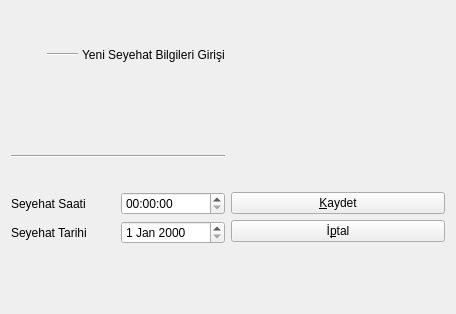
Above: Formlar/VeriFormlari/seyehatverigirisformu.ui from emirkyz/OtobusBilgiSistemi before the change. Below: the same form after it.
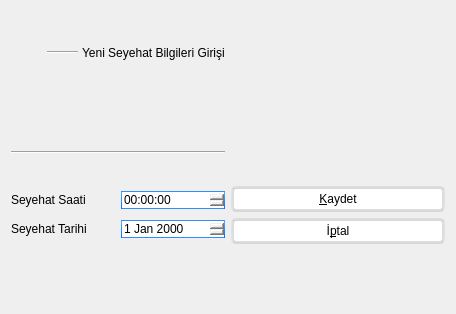
That is the form after the change. Icons and pictures are not drawn.

```diff
--- a/Formlar/VeriFormlari/seyehatverigirisformu.ui
+++ b/Formlar/VeriFormlari/seyehatverigirisformu.ui
@@ -49,7 +49,558 @@
 QPlainTextEdit {
 	font: 12pt &quot;Roboto&quot;;
 }
-</string>
+QMainWindow {
+	background-color:#ececec;
+}
+QTextEdit {
+	border-width: 1px;
+	border-style: solid;
+	border-color: qlineargradient(spread:pad, x1:0.5, y1:1, x2:0.5, y2:0, stop:0 rgba(0, 113, 255, 255), stop:1 rgba(91, 171, 252, 255));
+}
+QPlainTextEdit {
+	border-width: 1px;
+	border-style: solid;
+	border-color: qlineargradient(spread:pad, x1:0.5, y1:1, x2:0.5, y2:0, stop:0 rgba(0, 113, 255, 255), stop:1 rgba(91, 171, 252, 255));
+}
+QToolButton {
+	border-style: solid;
+	border-top-color: qlineargradient(spread:pad, x1:0.5, y1:1, x2:0.5, y2:0, stop:0 rgb(215, 215, 215), stop:1 rgb(222, 222, 222));
+	border-right-color: qlineargradient(spread:pad, x1:0, y1:0.5, x2:1, y2:0.5, stop:0 rgb(217, 217, 217), stop:1 rgb(227, 227, 227));
+	border-left-color: qlineargradient(spread:pad, x1:0, y1:0.5, x2:1, y2:0.5, stop:0 rgb(227, 227, 227), stop:1 rgb(217, 217, 217));
+	border-bottom-color: qlineargradient(spread:pad, x1:0.5, y1:1, x2:0.5, y2:0, stop:0 rgb(215, 215, 215), stop:1 rgb(222, 222, 222));
+	border-width: 1px;
+	border-radius: 5px;
+	color: rgb(0,0,0);
+	padding: 2px;
+	background-color: rgb(170,170,170);
+}
+QToolButton:hover{
+	border-style: solid;
+	border-top-color: qlineargradient(spread:pad, x1:0.5, y1:1, x2:0.5, y2:0, stop:0 rgb(195, 195, 195), stop:1 rgb(222, 222, 222));
+	border-right-color: qlineargradient(spread:pad, x1:0, y1:0.5, x2:1, y2:0.5, stop:0 rgb(197, 197, 197), stop:1 rgb(227, 227, 227));
+	border-left-color: qlineargradient(spread:pad, x1:0, y1:0.5, x2:1, y2:0.5, stop:0 rgb(227, 227, 227), stop:1 rgb(197, 197, 197));
+	border-bottom-color: qlineargradient(spread:pad, x1:0.5, y1:1, x2:0.5, y2:0, stop:0 rgb(195, 195, 195), stop:1 rgb(222, 222, 222));
+	border-width: 1px;
+	border-radius: 5px;
+	color: rgb(0,0,0);
+	padding: 2px;
+	background-color: rgb(255,255,255);
+}
+QToolButton:pressed{
+	border-style: solid;
+	border-top-color: qlineargradient(spread:pad, x1:0.5, y1:1, x2:0.5, y2:0, stop:0 rgb(215, 215, 215), stop:1 rgb(222, 222, 222));
+	border-right-color: qlineargradient(spread:pad, x1:0, y1:0.5, x2:1, y2:0.5, stop:0 rgb(217, 217, 217), stop:1 rgb(227, 227, 227));
+	border-left-color: qlineargradient(spread:pad, x1:0, y1:0.5, x2:1, y2:0.5, stop:0 rgb(227, 227, 227), stop:1 rgb(217, 217, 217));
+	border-bottom-color: qlineargradient(spread:pad, x1:0.5, y1:1, x2:0.5, y2:0, stop:0 rgb(215, 215, 215), stop:1 rgb(222, 222, 222));
+	border-width: 1px;
+	border-radius: 5px;
+	color: rgb(0,0,0);
+	padding: 2px;
+	background-color: rgb(142,142,142);
+}
+QPushButton{
+	border-style: solid;
+	border-top-color: qlineargradient(spread:pad, x1:0.5, y1:1, x2:0.5, y2:0, stop:0 rgb(215, 215, 215), stop:1 rgb(222, 222, 222));
+	border-right-color: qlineargradient(spread:pad, x1:0, y1:0.5, x2:1, y2:0.5, stop:0 rgb(217, 217, 217), stop:1 rgb(227, 227, 227));
+	border-left-color: qlineargradient(spread:pad, x1:0, y1:0.5, x2:1, y2:0.5, stop:0 rgb(227, 227, 227), stop:1 rgb(217, 217, 217));
+	border-bottom-color: qlineargradient(spread:pad, x1:0.5, y1:1, x2:0.5, y2:0, stop:0 rgb(215, 215, 215), stop:1 rgb(222, 222, 222));
+	border-width: 3px;
+	border-radius: 5px;
+	color: rgb(0,0,0);
+	padding: 3px;
+	background-color: rgb(255,255,255);
+}
+QPushButton::default{
+	border-style: solid;
+	border-top-color: qlineargradient(spread:pad, x1:0.5, y1:1, x2:0.5, y2:0, stop:0 rgb(215, 215, 215), stop:1 rgb(222, 222, 222));
+	border-right-color: qlineargradient(spread:pad, x1:0, y1:0.5, x2:1, y2:0.5, stop:0 rgb(217, 217, 217), stop:1 rgb(227, 227, 227));
+	border-left-color: qlineargradient(spread:pad, x1:0, y1:0.5, x2:1, y2:0.5, stop:0 rgb(227, 227, 227), stop:1 rgb(217, 217, 217));
+	border-bottom-color: qlineargradient(spread:pad, x1:0.5, y1:1, x2:0.5, y2:0, stop:0 rgb(215, 215, 215), stop:1 rgb(222, 222, 222));
+	border-width: 3px;
+	border-radius: 5px;
+	color: rgb(0,0,0);
+	padding: 3px;
+	background-color: rgb(255,255,255);
+}
+QPushButton:hover{
+	border-style: solid;
+	border-top-color: qlineargradient(spread:pad, x1:0.5, y1:1, x2:0.5, y2:0, stop:0 rgb(195, 195, 195), stop:1 rgb(222, 222, 222));
+	border-right-color: qlineargradient(spread:pad, x1:0, y1:0.5, x2:1, y2:0.5, stop:0 rgb(197, 197, 197), stop:1 rgb(227, 227, 227));
+	border-left-color: qlineargradient(spread:pad, x1:0, y1:0.5, x2:1, y2:0.5, stop:0 rgb(227, 227, 227), stop:1 rgb(197, 197, 197));
+	border-bottom-color: qlineargradient(spread:pad, x1:0.5, y1:1, x2:0.5, y2:0, stop:0 rgb(195, 195, 195), stop:1 rgb(222, 222, 222));
+	border-width: 1px;
+	border-radius: 5px;
+	color: rgb(0,0,0);
+	padding: 2px;
+	background-color: rgb(255,255,255);
+}
+QPushButton:pressed{
+	border-style: solid;
+	border-top-color: qlineargradient(spread:pad, x1:0.5, y1:1, x2:0.5, y2:0, stop:0 rgb(215, 215, 215), stop:1 rgb(222, 222, 222));
+	border-right-color: qlineargradient(spread:pad, x1:0, y1:0.5, x2:1, y2:0.5, stop:0 rgb(217, 217, 217), stop:1 rgb(227, 227, 227));
+	border-left-color: qlineargradient(spread:pad, x1:0, y1:0.5, x2:1, y2:0.5, stop:0 rgb(227, 227, 227), stop:1 rgb(217, 217, 217));
+	border-bottom-color: qlineargradient(spread:pad, x1:0.5, y1:1, x2:0.5, y2:0, stop:0 rgb(215, 215, 215), stop:1 rgb(222, 222, 222));
+	border-width: 1px;
+	border-radius: 5px;
+	color: rgb(0,0,0);
+	padding: 2px;
+	background-color: rgb(142,142,142);
+}
+QPushButton:disabled{
+	border-style: solid;
+	border-top-color: qlineargradient(spread:pad, x1:0.5, y1:1, x2:0.5, y2:0, stop:0 rgb(215, 215, 215), stop:1 rgb(222, 222, 222));
+	border-right-color: qlineargradient(spread:pad, x1:0, y1:0.5, x2:1, y2:0.5, stop:0 rgb(217, 217, 217), stop:1 rgb(227, 227, 227));
+	border-left-color: qlineargradient(spread:pad, x1:0, y1:0.5, x2:1, y2:0.5, stop:0 rgb(227, 227, 227), stop:1 rgb(217, 217, 217));
+	border-bottom-color: qlineargradient(spread:pad, x1:0.5, y1:1, x2:0.5, y2:0, stop:0 rgb(215, 215, 215), stop:1 rgb(222, 222, 222));
+	border-width: 1px;
+	border-radius: 5px;
+	color: #808086;
+	padding: 2px;
+	background-color: rgb(142,142,142);
+}
+QLineEdit {
+	border-width: 1px; border-radius: 4px;
+	border-style: solid;
+	border-color: qlineargradient(spread:pad, x1:0.5, y1:1, x2:0.5, y2:0, stop:0 rgba(0, 113, 255, 255), stop:1 rgba(91, 171, 252, 255));
+}
+QLabel {
+	color: #000000;
+}
+QLCDNumber {
+	color: rgb(0, 113, 255, 255);
+}
+QProgressBar {
+	text-align: center;
+	color: rgb(240, 240, 240);
+	border-width: 1px; 
+	border-radius: 10px;
+	border-color: rgb(230, 230, 230);
+	
+	background-color:rgb(207,207,207);
+}
+QProgressBar::chunk {
+	background-color: qlineargradient(spread:pad, x1:0.5, y1:1, x2:0.5, y2:0, stop:0 rgba(49, 147, 250, 255), stop:1 rgba(34, 142, 255, 255));
+	border-radius: 10px;
+}
+QMenuBar {
+	background-color: qlineargradient(spread:pad, x1:0.5, y1:1, x2:0.5, y2:0, stop:0 rgba(207, 209, 207, 255), stop:1 rgba(230, 229, 230, 255));
+}
+QMenuBar::item {
+	color: #000000;
+  	spacing: 3px;
+  	padding: 1px 4px;
+	
+}
+
+QMenuBar::item:selected {
+  	background-color: qlineargradient(spread:pad, x1:0.5, y1:1, x2:0.5, y2:0, stop:0 rgba(0, 113, 255, 255), stop:1 rgba(91, 171, 252, 255));
+	color: #FFFFFF;
+}
+QMenu::item:selected {
+	border-style: solid;
+	border-top-color: transparent;
+	border-right-color: transparent;
+	border-left-color: qlineargradient(spread:pad, x1:0.5, y1:1, x2:0.5, y2:0, stop:0 rgba(0, 113, 255, 255), stop:1 rgba(91, 171, 252, 255));
+	border-bottom-color: transparent;
+	border-left-width: 2px;
+	color: #000000;
+	padding-left:15px;
+	padding-top:4px;
+	padding-bottom:4px;
+	padding-right:7px;
+}
+QMenu::item {
+	border-style: solid;
+	border-top-color: transparent;
+	border-right-color: transparent;
+	border-left-color: transparent;
+	border-bottom-color: transparent;
+	border-bottom-width: 1px;
+	color: #000000;
+	padding-left:17px;
+	padding-top:4px;
+	padding-bottom:4px;
+	padding-right:7px;
+}
+QTabWidget {
+	color:rgb(0,0,0);
+	background-color:#000000;
+}
+QTabWidget::pane {
+		border-color: rgb(223,223,223);
+		background-color:rgb(226,226,226);
+		border-style: solid;
+		border-width: 2px;
+    	border-radius: 6px;
+}
+QTabBar::tab:first {
+	border-style: solid;
+	border-left-width:1px;
+	border-right-width:0px;
+	border-top-width:1px;
+	border-bottom-width:1px;
+	border-top-color: rgb(209,209,209);
+	border-left-color: qlineargradient(spread:pad, x1:0.5, y1:1, x2:0.5, y2:0, stop:0 rgba(209, 209, 209, 209), stop:1 rgba(229, 229, 229, 229));
+	border-bottom-color: rgb(229,229,229);
+	border-top-left-radius: 4px;
+	border-bottom-left-radius: 4px;
+	color: #000000;
+	padding: 3px;
+	margin-left:0px;
+	background-color: qlineargradient(spread:pad, x1:0.5, y1:1, x2:0.5, y2:0, stop:0 rgba(247, 247, 247, 255), stop:1 rgba(255, 255, 255, 255));
+}
+QTabBar::tab:last {
+	border-style: solid;
+	border-width:1px;
+	border-top-color: rgb(209,209,209);
+	border-left-color: qlineargradient(spread:pad, x1:0.5, y1:1, x2:0.5, y2:0, stop:0 rgba(209, 209, 209, 209), stop:1 rgba(229, 229, 229, 229));
+	border-right-color: qlineargradient(spread:pad, x1:0.5, y1:1, x2:0.5, y2:0, stop:0 rgba(209, 209, 209, 209), stop:1 rgba(229, 229, 229, 229));
+	border-bottom-color: rgb(229,229,229);
+	border-top-right-radius: 4px;
+	border-bottom-right-radius: 4px;
+	color: #000000;
+	padding: 3px;
+	margin-left:0px;
+	background-color: qlineargradient(spread:pad, x1:0.5, y1:1, x2:0.5, y2:0, stop:0 rgba(247, 247, 247, 255), stop:1 rgba(255, 255, 255, 255));
+}
+QTabBar::tab {
+	border-style: solid;
+	border-top-width:1px;
+	border-bottom-width:1px;
+	border-left-width:1px;
+	border-top-color: rgb(209,209,209);
+	border-left-color: qlineargradient(spread:pad, x1:0.5, y1:1, x2:0.5, y2:0, stop:0 rgba(209, 209, 209, 209), stop:1 rgba(229, 229, 229, 229));
+	border-bottom-color: rgb(229,229,229);
+	color: #000000;
+	padding: 3px;
+	margin-left:0px;
+	background-color: qlineargradient(spread:pad, x1:0.5, y1:1, x2:0.5, y2:0, stop:0 rgba(247, 247, 247, 255), stop:1 rgba(255, 255, 255, 255));
+}
+QTabBar::tab:selected, QTabBar::tab:last:selected, QTabBar::tab:hover {
+  	border-style: solid;
+  	border-left-width:1px;
+	border-right-color: transparent;
+	border-top-color: rgb(209,209,209);
+	border-left-color: qlineargradient(spread:pad, x1:0.5, y1:1, x2:0.5, y2:0, stop:0 rgba(209, 209, 209, 209), stop:1 rgba(229, 229, 229, 229));
+	border-bottom-color: rgb(229,229,229);
+	color: #FFFFFF;
+	padding: 3px;
+	margin-left:0px;
+	background-color: qlineargradient(spread:pad, x1:0.5, y1:1, x2:0.5, y2:0, stop:0 rgba(0, 113, 255, 255), stop:1 rgba(91, 171, 252, 255));
+}
+
+QTabBar::tab:selected, QTabBar::tab:first:selected, QTabBar::tab:hover {
+  	border-style: solid;
+  	border-left-width:1px;
+  	border-bottom-width:1px;
+  	border-top-width:1px;
+	border-right-color: transparent;
+	border-top-color: rgb(209,209,209);
+	border-left-color: qlineargradient(spread:pad, x1:0.5, y1:1, x2:0.5, y2:0, stop:0 rgba(209, 209, 209, 209), stop:1 rgba(229, 229, 229, 229));
+	border-bottom-color: rgb(229,229,229);
+	color: #FFFFFF;
+	padding: 3px;
+	margin-left:0px;
+	background-color: qlineargradient(spread:pad, x1:0.5, y1:1, x2:0.5, y2:0, stop:0 rgba(0, 113, 255, 255), stop:1 rgba(91, 171, 252, 255));
+}
+
+QCheckBox {
+	color: #000000;
+	padding: 2px;
+}
+QCheckBox:disabled {
+	color: #808086;
+	padding: 2px;
+}
+
+QCheckBox:hover {
+	border-radius:4px;
+	border-style:solid;
+	padding-left: 1px;
+	padding-right: 1px;
+	padding-bottom: 1px;
+	padding-top: 1px;
+	border-width:1px;
+	border-color: transparent;
+}
+QCheckBox::indicator:checked {
+
+	height: 10px;
+	width: 10px;
+	border-style:solid;
+	border-width: 1px;
+	border-color: qlineargradient(spread:pad, x1:0.5, y1:1, x2:0.5, y2:0, stop:0 rgba(0, 113, 255, 255), stop:1 rgba(91, 171, 252, 255));
+	color: #000000;
+	background-color: qlineargradient(spread:pad, x1:0.5, y1:1, x2:0.5, y2:0, stop:0 rgba(0, 113, 255, 255), stop:1 rgba(91, 171, 252, 255));
+}
+QCheckBox::indicator:unchecked {
+
+	height: 10px;
+	width: 10px;
+	border-style:solid;
+	border-width: 1px;
+	border-color: qlineargradient(spread:pad, x1:0.5, y1:1, x2:0.5, y2:0, stop:0 rgba(0, 113, 255, 255), stop:1 rgba(91, 171, 252, 255));
+	color: #000000;
+}
+QRadioButton {
+	color: 000000;
+	padding: 1px;
+}
+QRadioButton::indicator:checked {
+	height: 10px;
+	width: 10px;
+	border-style:solid;
+	border-radius:5px;
+	border-width: 1px;
+	border-color: qlineargradient(spread:pad, x1:0.5, y1:1, x2:0.5, y2:0, stop:0 rgba(0, 113, 255, 255), stop:1 rgba(91, 171, 252, 255));
+	color: #a9b7c6;
+	background-color: qlineargradient(spread:pad, x1:0.5, y1:1, x2:0.5, y2:0, stop:0 rgba(0, 113, 255, 255), stop:1 rgba(91, 171, 252, 255));
+}
+QRadioButton::indicator:!checked {
+	height: 10px;
+	width: 10px;
+	border-style:solid;
+	border-radius:5px;
+	border-width: 1px;
+	border-color: qlineargradient(spread:pad, x1:0.5, y1:1, x2:0.5, y2:0, stop:0 rgba(0, 113, 255, 255), stop:1 rgba(91, 171, 252, 255));
+	color: #a9b7c6;
+	background-color: transparent;
+}
+QStatusBar {
+	color:#027f7f;
+}
+QSpinBox {
+	border-style: solid;
+	border-width: 1px;
+	border-color: qlineargradient(spread:pad, x1:0.5, y1:1, x2:0.5, y2:0, stop:0 rgba(0, 113, 255, 255), stop:1 rgba(91, 171, 252, 255));
+}
+QDoubleSpinBox {
+	border-style: solid;
+	border-width: 1px;
+	border-color: qlineargradient(spread:pad, x1:0.5, y1:1, x2:0.5, y2:0, stop:0 rgba(0, 113, 255, 255), stop:1 rgba(91, 171, 252, 255));
+}
+QTimeEdit {
+	border-style: solid;
+	border-width: 1px;
+	border-color: qlineargradient(spread:pad, x1:0.5, y1:1, x2:0.5, y2:0, stop:0 rgba(0, 113, 255, 255), stop:1 rgba(91, 171, 252, 255));
+}
+QDateTimeEdit {
+	border-style: solid;
+	border-width: 1px;
+	border-color: qlineargradient(spread:pad, x1:0.5, y1:1, x2:0.5, y2:0, stop:0 rgba(0, 113, 255, 255), stop:1 rgba(91, 171, 252, 255));
+}
+QDateEdit {
+	border-style: solid;
+	border-width: 1px;
+	border-color: qlineargradient(spread:pad, x1:0.5, y1:1, x2:0.5, y2:0, stop:0 rgba(0, 113, 255, 255), stop:1 rgba(91, 171, 252, 255));
+}
+
+QToolBox {
+	color: #a9b7c6;
+	background-color:#000000;
+}
+QToolBox::tab {
+	color: #a9b7c6;
+	background-color:#000000;
+}
+QToolBox::tab:selected {
+	color: #FFFFFF;
+	background-color:#000000;
+}
+QScrollArea {
+	color: #FFFFFF;
+	background-color:#000000;
+}
+QSlider::groove:horizontal {
+	height: 5px;
+	background-color: qlineargradient(spread:pad, x1:0.5, y1:1, x2:0.5, y2:0, stop:0 rgba(49, 147, 250, 255), stop:1 rgba(34, 142, 255, 255));
+}
+QSlider::groove:vertical {
+	width: 5px;
+	background-color: qlineargradient(spread:pad, x1:0.5, y1:1, x2:0.5, y2:0, stop:0 rgba(49, 147, 250, 255), stop:1 rgba(34, 142, 255, 255));
+}
+QSlider::handle:horizontal {
+	background: rgb(253,253,253);
+	border-style: solid;
+	border-width: 1px;
+	border-color: rgb(207,207,207);
+	width: 12px;
+	margin: -5px 0;
+	border-radius: 7px;
+}
+QSlider::handle:vertical {
+	background: rgb(253,253,253);
+	border-style: solid;
+	border-width: 1px;
+	border-color: rgb(207,207,207);
+	height: 12px;
+	margin: 0 -5px;
+	border-radius: 7px;
+}
+QSlider::add-page:horizontal {
+    background: rgb(181,181,181);
+}
+QSlider::add-page:vertical {
+    background: rgb(181,181,181);
+}
+QSlider::sub-page:horizontal {
+    background-color: qlineargradient(spread:pad, x1:0.5, y1:1, x2:0.5, y2:0, stop:0 rgba(49, 147, 250, 255), stop:1 rgba(34, 142, 255, 255));
+}
+QSlider::sub-page:vertical {
+    background-color: qlineargradient(spread:pad, y1:0.5, x1:1, y2:0.5, x2:0, stop:0 rgba(49, 147, 250, 255), stop:1 rgba(34, 142, 255, 255));
+}
+QScrollBar:horizontal {
+	max-height: 20px;
+	border: 1px transparent grey;
+	margin: 0px 20px 0px 20px;
+}
+QScrollBar:vertical {
+	max-width: 20px;
+	border: 1px transparent grey;
+	margin: 20px 0px 20px 0px;
+}
+QScrollBar::handle:horizontal {
+	background: rgb(253,253,253);
+	border-style: solid;
+	border-width: 1px;
+	border-color: rgb(207,207,207);
+	border-radius: 7px;
+	min-width: 25px;
+}
+QScrollBar::handle:horizontal:hover {
+	background: rgb(253,253,253);
+	border-style: solid;
+	border-width: 1px;
+	border-color: rgb(147, 200, 200);
+	border-radius: 7px;
+	min-width: 25px;
+}
+QScrollBar::handle:vertical {
+	background: rgb(253,253,253);
+	border-style: solid;
+	border-width: 1px;
+	border-color: rgb(207,207,207);
+	border-radius: 7px;
+	min-height: 25px;
+}
+QScrollBar::handle:vertical:hover {
+	background: rgb(253,253,253);
+	border-style: solid;
+	border-width: 1px;
+	border-color: rgb(147, 200, 200);
+	border-radius: 7px;
+	min-height: 25px;
+}
+QScrollBar::add-line:horizontal {
+   border: 2px transparent grey;
+   border-top-right-radius: 7px;
+   border-bottom-right-radius: 7px;
+   background: rgba(34, 142, 255, 255);
+   width: 20px;
+   subcontrol-position: right;
+   subcontrol-origin: margin;
+}
+QScrollBar::add-line:horizontal:pressed {
+   border: 2px transparent grey;
+   border-top-right-radius: 7px;
+   border-bottom-right-radius: 7px;
+   background: rgb(181,181,181);
+   width: 20px;
+   subcontrol-position: right;
+   subcontrol-origin: margin;
+}
+QScrollBar::add-line:vertical {
+   border: 2px transparent grey;
+   border-bottom-left-radius: 7px;
+   border-bottom-right-radius: 7px;
+   background: rgba(34, 142, 255, 255);
+   height: 20px;
+   subcontrol-position: bottom;
+   subcontrol-origin: margin;
+}
+QScrollBar::add-line:vertical:pressed {
+   border: 2px transparent grey;
+   border-bottom-left-radius: 7px;
+   border-bottom-right-radius: 7px;
+   background: rgb(181,181,181);
+   height: 20px;
+   subcontrol-position: bottom;
+   subcontrol-origin: margin;
+}
+QScrollBar::sub-line:horizontal {
+   border: 2px transparent grey;
+   border-top-left-radius: 7px;
+   border-bottom-left-radius: 7px;
+   background: rgba(34, 142, 255, 255);
+   width: 20px;
+   subcontrol-position: left;
+   subcontrol-origin: margin;
+}
+QScrollBar::sub-line:horizontal:pressed {
+   border: 2px transparent grey;
+   border-top-left-radius: 7px;
+   border-bottom-left-radius: 7px;
+   background: rgb(181,181,181);
+   width: 20px;
+   subcontrol-position: left;
+   subcontrol-origin: margin;
+}
+QScrollBar::sub-line:vertical {
+   border: 2px transparent grey;
+   border-top-left-radius: 7px;
+   border-top-right-radius: 7px;
+   background: rgba(34, 142, 255, 255);
+   height: 20px;
+   subcontrol-position: top;
+   subcontrol-origin: margin;
+}
+QScrollBar::sub-line:vertical:pressed {
+   border: 2px transparent grey;
+   border-top-left-radius: 7px;
+   border-top-right-radius: 7px;
+   background: rgb(181,181,181);
+   height: 20px;
+   subcontrol-position: top;
+   subcontrol-origin: margin;
+}
+QScrollBar::left-arrow:horizontal {
+   border: 1px transparent grey;
+   border-top-left-radius: 3px;
+   border-bottom-left-radius: 3px;
+   width: 6px;
+   height: 6px;
+   background: white;
+}
+QScrollBar::right-arrow:horizontal {
+   border: 1px transparent grey;
+   border-top-right-radius: 3px;
+   border-bottom-right-radius: 3px;
+   width: 6px;
+   height: 6px;
+   background: white;
+}
+QScrollBar::up-arrow:vertical {
+   border: 1px transparent grey;
+   border-top-left-radius: 3px;
+   border-top-right-radius: 3px;
+   width: 6px;
+   height: 6px;
+   background: white;
+}
+QScrollBar::down-arrow:vertical {
+   border: 1px transparent grey;
+   border-bottom-left-radius: 3px;
+   border-bottom-right-radius: 3px;
+   width: 6px;
+   height: 6px;
+   background: white;
+}
+QScrollBar::add-page:horizontal, QScrollBar::sub-page:horizontal {
+   background: none;
+}
+QScrollBar::add-page:vertical, QScrollBar::sub-page:vertical {
+   background: none;
+}</string>
   </property>
   <layout class="QGridLayout" name="gridLayout_2">
    <item row="0" column="0">
```
